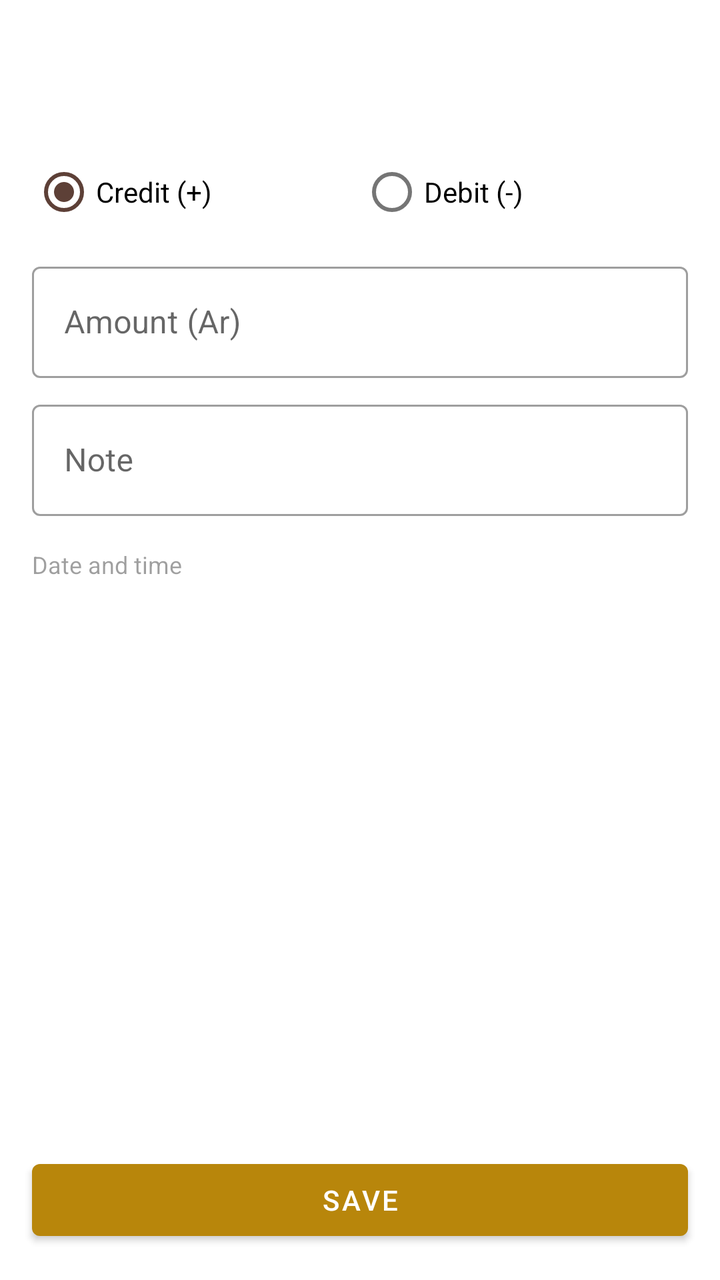
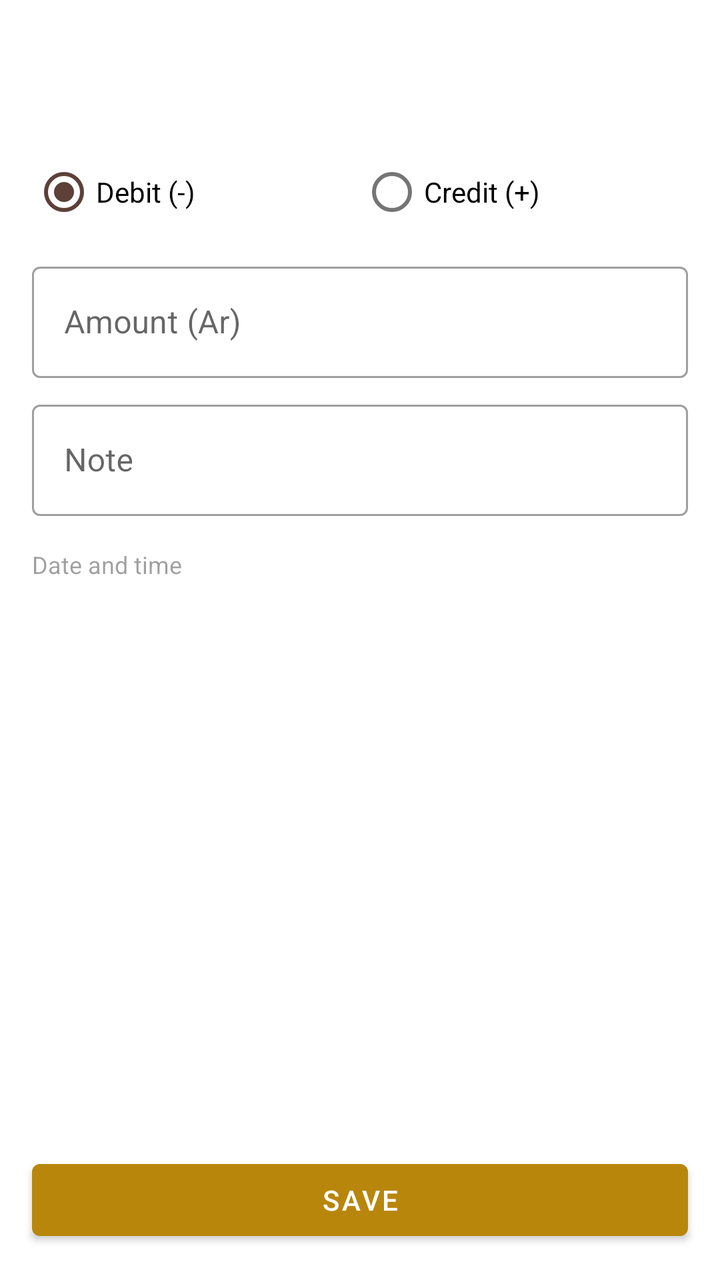

Before-and-after screenshots of an Android layout around one commit, followed by the original layout XML and the change that was made.
<!-- AndroidManifest.xml: application theme Theme.Accounting -->
<!-- res/layout/activity_add_bank_account_transaction.xml -->
<?xml version="1.0" encoding="utf-8"?>
<LinearLayout xmlns:android="http://schemas.android.com/apk/res/android"
    xmlns:app="http://schemas.android.com/apk/res-auto"
    android:layout_width="match_parent"
    android:layout_height="match_parent"
    android:orientation="vertical">

    <androidx.appcompat.widget.Toolbar
        android:id="@+id/toolbar"
        android:layout_width="match_parent"
        android:layout_height="wrap_content"
        android:minHeight="?attr/actionBarSize" />

    <ScrollView
        android:layout_width="match_parent"
        android:layout_height="0dp"
        android:layout_weight="1">

        <LinearLayout
            android:layout_width="match_parent"
            android:layout_height="wrap_content"
            android:orientation="vertical"
            android:padding="16dp">

            <RadioGroup
                android:id="@+id/group_bank_direction"
                android:layout_width="match_parent"
                android:layout_height="wrap_content"
                android:orientation="horizontal">

                <RadioButton
                    android:id="@+id/radio_bank_credit"
                    android:layout_width="0dp"
                    android:layout_height="wrap_content"
                    android:layout_weight="1"
                    android:checked="true"
                    android:text="@string/bank_transaction_credit" />

                <RadioButton
                    android:id="@+id/radio_bank_debit"
                    android:layout_width="0dp"
                    android:layout_height="wrap_content"
                    android:layout_weight="1"
                    android:text="@string/bank_transaction_debit" />

            </RadioGroup>

            <com.google.android.material.textfield.TextInputLayout
                android:id="@+id/layout_bank_amount"
                style="@style/Widget.MaterialComponents.TextInputLayout.OutlinedBox"
                android:layout_width="match_parent"
                android:layout_height="wrap_content"
                android:layout_marginTop="8dp"
                android:hint="@string/bank_transaction_amount_hint">

                <com.google.android.material.textfield.TextInputEditText
                    android:id="@+id/input_bank_amount"
                    android:layout_width="match_parent"
                    android:layout_height="wrap_content"
                    android:importantForAutofill="no"
                    android:inputType="number"
                    android:maxLines="1" />

            </com.google.android.material.textfield.TextInputLayout>

            <com.google.android.material.textfield.TextInputLayout
                android:id="@+id/layout_bank_note"
                style="@style/Widget.MaterialComponents.TextInputLayout.OutlinedBox"
                android:layout_width="match_parent"
                android:layout_height="wrap_content"
                android:layout_marginTop="8dp"
                android:hint="@string/bank_transaction_note_hint">

                <com.google.android.material.textfield.TextInputEditText
                    android:id="@+id/input_bank_note"
                    android:layout_width="match_parent"
                    android:layout_height="wrap_content"
                    android:importantForAutofill="no"
                    android:inputType="textCapSentences" />

            </com.google.android.material.textfield.TextInputLayout>

            <TextView
                android:layout_width="match_parent"
                android:layout_height="wrap_content"
                android:layout_marginTop="16dp"
                android:alpha="0.7"
                android:text="@string/bank_transaction_date_label"
                android:textSize="12sp" />

            <TextView
                android:id="@+id/text_bank_datetime"
                android:layout_width="match_parent"
                android:layout_height="wrap_content"
                android:background="?attr/selectableItemBackground"
                android:clickable="true"
                android:focusable="true"
                android:minHeight="48dp"
                android:gravity="center_vertical"
                android:textColor="?attr/colorOnSurface"
                android:textSize="16sp" />

        </LinearLayout>
    </ScrollView>

    <com.google.android.material.button.MaterialButton
        android:id="@+id/button_save_bank_transaction"
        android:layout_width="match_parent"
        android:layout_height="wrap_content"
        android:layout_margin="16dp"
        android:text="@string/action_save" />

</LinearLayout>
<!-- resources referenced by this layout -->
<resources>
  <string name="action_save">Save</string>
  <string name="bank_transaction_amount_hint">Amount (Ar)</string>
  <string name="bank_transaction_credit">Credit (+)</string>
  <string name="bank_transaction_date_label">Date and time</string>
  <string name="bank_transaction_debit">Debit (-)</string>
  <string name="bank_transaction_note_hint">Note</string>
  <style name="Theme.Accounting" parent="Theme.MaterialComponents.DayNight.NoActionBar">
          <item name="colorPrimary">@color/gold_500</item>
          <item name="colorPrimaryVariant">@color/gold_700</item>
          <item name="colorOnPrimary">@color/white</item>
          <item name="colorSecondary">@color/brown_500</item>
          <item name="colorSecondaryVariant">@color/brown_700</item>
          <item name="colorOnSecondary">@color/white</item>
          <item name="android:statusBarColor" tools:targetApi="21">?attr/colorPrimaryVariant</item>
          <item name="alertDialogTheme">@style/ThemeOverlay.Accounting.Dialog.Alert</item>
      </style>
  <color name="gold_500">#B8860B</color>
  <color name="gold_700">#7A5C00</color>
  <color name="white">#FFFFFFFF</color>
  <color name="brown_500">#5D4037</color>
  <color name="brown_700">#4E342E</color>
  <style name="ThemeOverlay.Accounting.Dialog.Alert" parent="ThemeOverlay.MaterialComponents.Dialog.Alert">
          <item name="colorPrimary">@color/dialog_button</item>
      </style>
  <color name="dialog_button">@color/gold_500</color>
</resources>

<!-- the commit's change to res/layout/activity_add_bank_account_transaction.xml (unified diff, before → after) -->
@@ -22,6 +22,29 @@
             android:orientation="vertical"
             android:padding="16dp">
 
+            <LinearLayout
+                android:id="@+id/layout_bank_account_picker"
+                android:layout_width="match_parent"
+                android:layout_height="wrap_content"
+                android:layout_marginBottom="8dp"
+                android:orientation="vertical"
+                android:visibility="gone">
+
+                <TextView
+                    android:layout_width="match_parent"
+                    android:layout_height="wrap_content"
+                    android:alpha="0.7"
+                    android:text="@string/bank_transaction_account_label"
+                    android:textSize="12sp" />
+
+                <Spinner
+                    android:id="@+id/spinner_bank_account"
+                    android:layout_width="match_parent"
+                    android:layout_height="wrap_content"
+                    android:minHeight="48dp" />
+
+            </LinearLayout>
+
             <RadioGroup
                 android:id="@+id/group_bank_direction"
                 android:layout_width="match_parent"
@@ -29,19 +52,19 @@
                 android:orientation="horizontal">
 
                 <RadioButton
+                    android:id="@+id/radio_bank_debit"
+                    android:layout_width="0dp"
+                    android:layout_height="wrap_content"
+                    android:layout_weight="1"
+                    android:checked="true"
+                    android:text="@string/bank_transaction_debit" />
+
+                <RadioButton
                     android:id="@+id/radio_bank_credit"
                     android:layout_width="0dp"
                     android:layout_height="wrap_content"
                     android:layout_weight="1"
-                    android:checked="true"
                     android:text="@string/bank_transaction_credit" />
-
-                <RadioButton
-                    android:id="@+id/radio_bank_debit"
-                    android:layout_width="0dp"
-                    android:layout_height="wrap_content"
-                    android:layout_weight="1"
-                    android:text="@string/bank_transaction_debit" />
 
             </RadioGroup>
 
<!-- resource entries referenced after the edit -->
@@ -1,6 +1,7 @@
 <!-- resources referenced by this layout -->
 <resources>
   <string name="action_save">Save</string>
+  <string name="bank_transaction_account_label">Bank account</string>
   <string name="bank_transaction_amount_hint">Amount (Ar)</string>
   <string name="bank_transaction_credit">Credit (+)</string>
   <string name="bank_transaction_date_label">Date and time</string>
